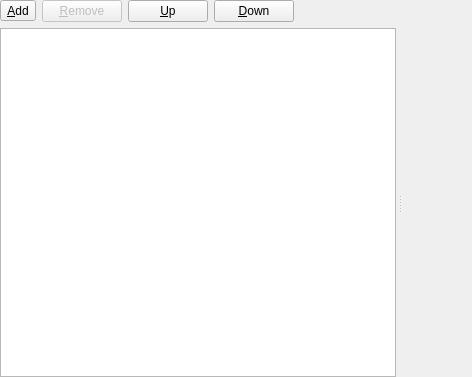
hluk/CopyQ, file src/ui/itemorderlist.ui: the form before one commit.
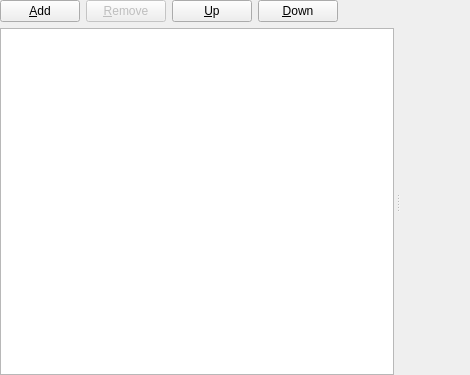
The form after the commit.

Patch:
```diff
--- a/src/ui/itemorderlist.ui
+++ b/src/ui/itemorderlist.ui
@@ -6,8 +6,8 @@
    <rect>
     <x>0</x>
     <y>0</y>
-    <width>472</width>
-    <height>377</height>
+    <width>470</width>
+    <height>375</height>
    </rect>
   </property>
   <layout class="QVBoxLayout" name="verticalLayout_6">
@@ -26,7 +26,7 @@
    <item>
     <layout class="QHBoxLayout" name="horizontalLayout_5">
      <item>
-      <widget class="QToolButton" name="toolButtonAdd">
+      <widget class="QPushButton" name="pushButtonAdd">
        <property name="toolTip">
         <string/>
        </property>
@@ -36,12 +36,6 @@
        <property name="shortcut">
         <string>+</string>
        </property>
-       <property name="popupMode">
-        <enum>QToolButton::InstantPopup</enum>
-       </property>
-       <property name="toolButtonStyle">
-        <enum>Qt::ToolButtonTextBesideIcon</enum>
-       </property>
       </widget>
      </item>
      <item>
```
